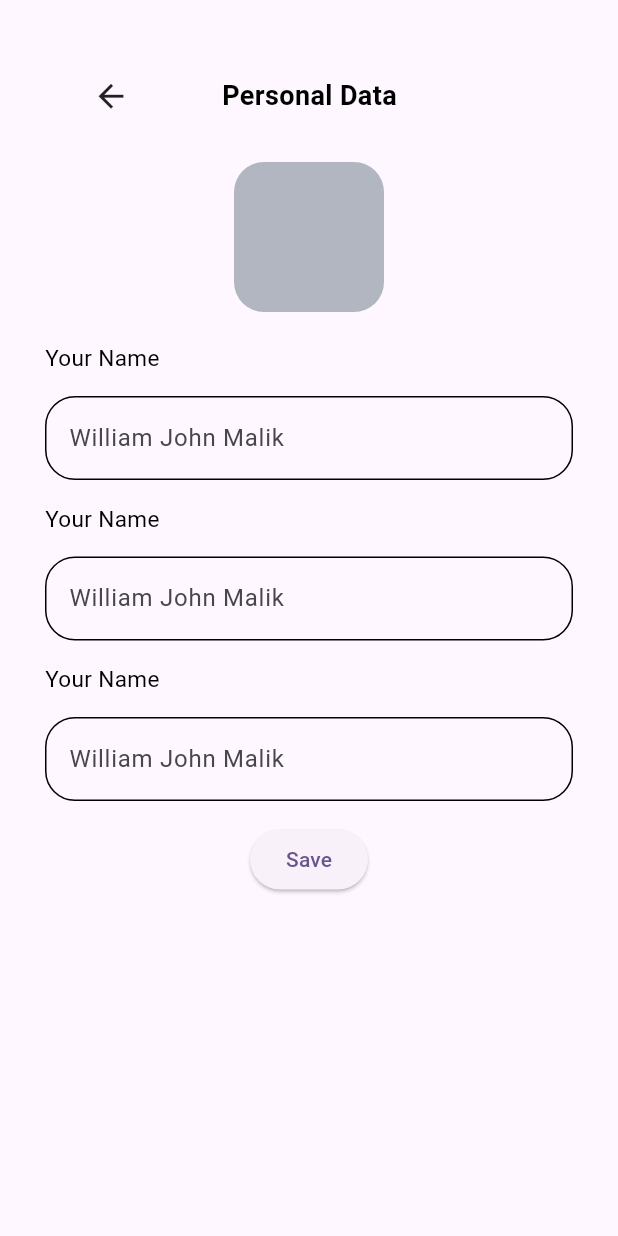
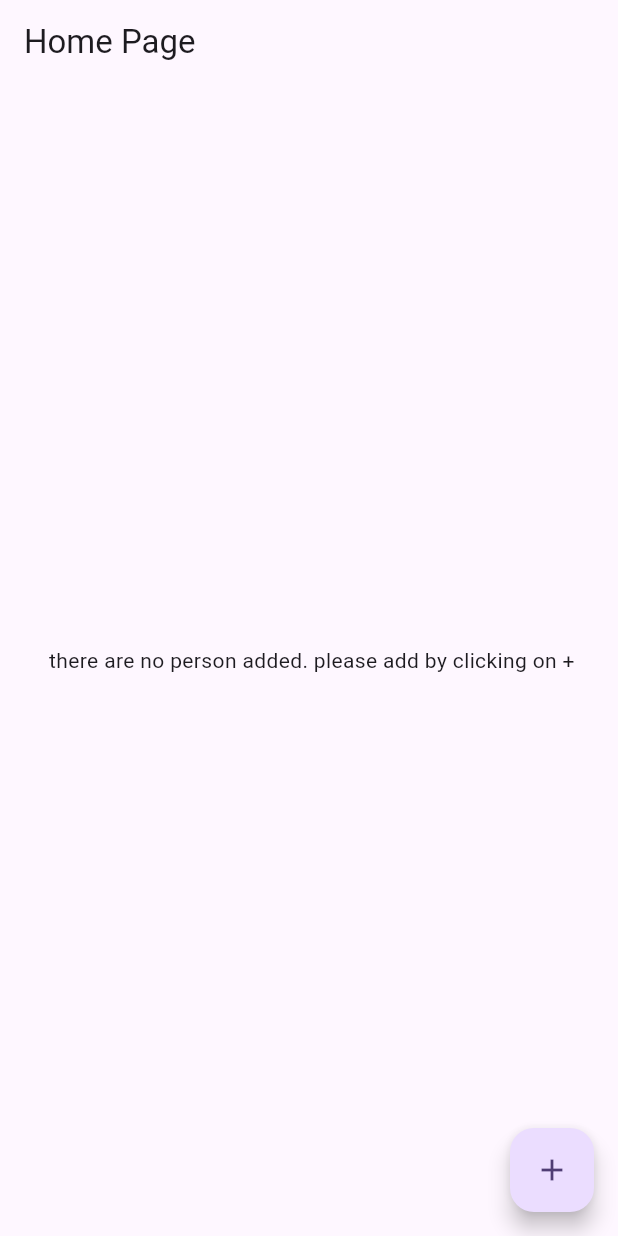
Before and after one commit to gitXsoni/local_database, a Flutter app: the screen it shows after launch, on a phone screen of 412 x 824 dp. Run offline on Flutter 3.47's test engine with Material 2 defaults, Android fonts, the light colour scheme and no system bars; our stand-ins replace drift; accounts and stored records are empty; generated files the repository leaves out were written again.

Commit message:
fetch and create done

```diff
--- a/lib/main.dart
+++ b/lib/main.dart
@@ -1,5 +1,9 @@
 import 'package:database_class/screens/person_screen.dart';
+import 'package:database_class/view_models/person_view_model.dart';
 import 'package:flutter/material.dart';
+import 'package:provider/provider.dart';
+
+import 'screens/home_screen.dart';
 
 void main() {
   runApp(const MyApp());
@@ -11,7 +15,12 @@ class MyApp extends StatelessWidget {
   // This widget is the root of your application.
   @override
   Widget build(BuildContext context) {
-    return MaterialApp(
+    return MultiProvider(
+      providers: [
+        ChangeNotifierProvider<PersonViewModel>(
+            create: (_) => PersonViewModel())
+      ],
+      child: MaterialApp(
         title: 'Flutter Demo',
         theme: ThemeData(
           // This is the theme of your application.
@@ -32,8 +41,9 @@ class MyApp extends StatelessWidget {
           colorScheme: ColorScheme.fromSeed(seedColor: Colors.deepPurple),
           useMaterial3: true,
         ),
-      home: PersonScreen(),
+        home: HomeScreen(),
         debugShowCheckedModeBanner: false,
+      ),
     );
   }
 }
--- a/lib/repository/demo_repository.dart
+++ b/lib/repository/demo_repository.dart
@@ -2,21 +2,42 @@ import 'package:database_class/models/app_db.dart';
 
 class PersonDataRepo {
   MyDb db = MyDb();
+
+  fetchAllPersons() async {
+    try {
+      return await db.select(db.person).get();
+    } catch (e) {
+      print("Unabel to fetch because of $e");
+    }
+  }
+
+  fetchPersonById(int id) async {
+    return await (db.select(db.person)..where((tbl) => tbl.id.equals(id)))
+        .getSingle()
+        .then((value) => print("Successfully Fetched person data"))
+        .onError((error, stackTrace) => print("error obtained successfully"));
+  }
 
   addPerson(PersonCompanion person) async {
     await db
         .into(db.person)
         .insert(person)
         .then((value) => print('Successfully added'))
-        .onError((error, stackTrace) => print('Unable to add person data'));
+        .onError((error, stackTrace) =>
+            print('Unable to add person data because of $error'));
   }
+
   updatePerson(PersonCompanion person) async {
-    await db.update(db.person).replace(person)
+    await db
+        .update(db.person)
+        .replace(person)
         .then((value) => print('Successfully updated'))
         .onError((error, stackTrace) => print('Unable to update person data'));
   }
+
   deletePerson(int id) async {
-    await (db.delete(db.person)..where((tbl) => tbl.id.equals(id))).go()
+    await (db.delete(db.person)..where((tbl) => tbl.id.equals(id)))
+        .go()
         .then((value) => print('Successfully deleted'))
         .onError((error, stackTrace) => print('Unable to delete person data'));
   }
--- /dev/null
+++ b/lib/screens/home_screen.dart
@@ -0,0 +1,102 @@
+import 'package:database_class/screens/person_screen.dart';
+import 'package:database_class/view_models/person_view_model.dart';
+import 'package:database_class/widgets/person_card.dart';
+import 'package:flutter/material.dart';
+import 'package:provider/provider.dart';
+
+class HomeScreen extends StatefulWidget {
+  const HomeScreen({super.key});
+
+  @override
+  State<HomeScreen> createState() => _PersonDataState();
+}
+
+class _PersonDataState extends State<HomeScreen> {
+  @override
+  Widget build(BuildContext context) {
+    return SafeArea(
+      child: Scaffold(
+          appBar: AppBar(
+            title: Text("Home Page"),
+          ),
+          floatingActionButton: FloatingActionButton(
+            onPressed: () {
+              Navigator.push(
+                  context, MaterialPageRoute(builder: (_) => PersonScreen()));
+            },
+            child: Icon(Icons.add),
+          ),
+          body: Consumer<PersonViewModel>(
+            builder: (_, personViewModel, __) {
+              // personViewModel.fetchAllPerson();
+
+              if (personViewModel.personList.isEmpty) {
+                return const Center(
+                  child: Text(
+                      " there are no person added. please add by clicking on +"),
+                );
+              } else {
+                return ListView.builder(
+                    itemCount: personViewModel.personList.length,
+                    itemBuilder: (context, index) => Personcard(
+                          phoneNumber:
+                              personViewModel.personList[index].phoneNumber,
+                          personName: personViewModel.personList[index].name,
+                          personAddress:
+                              personViewModel.personList[index].address,
+                        ));
+              }
+            },
+          )
+          // body: Column(
+          //   children: [
+          //     Padding(
+          //       padding: const EdgeInsets.symmetric(horizontal: 30, vertical: 40),
+          //       child: Container(
+          //         width: MediaQuery.of(context).size.width,
+          //         height: MediaQuery.of(context).size.height * 0.7,
+          //         child: Column(
+          //           children: [
+          //             Row(
+          //               children: [
+          //                 MaterialButton(
+          //                   onPressed: () {
+          //                     Navigator.push(
+          //                         context,
+          //                         MaterialPageRoute(
+          //                             builder: (context) => PersonScreen()));
+          //                   },
+          //                   child: Icon(
+          //                     Icons.arrow_back,
+          //                     size: 25,
+          //                   ),
+          //                 ),
+          //                 SizedBox(
+          //                   width: 40,
+          //                 ),
+          //                 Text(
+          //                   "Person Data",
+          //                   style: TextStyle(
+          //                       color: Colors.black,
+          //                       fontSize: 18,
+          //                       fontWeight: FontWeight.bold),
+          //                 ),
+          //               ],
+          //             ),
+          //             SizedBox(
+          //               height: 20,
+          //             ),
+
+          //             SizedBox(
+          //               height: 20,
+          //             ),
+          //           ],
+          //         ),
+          //       ),
+          //     )
+          //   ],
+          // ),
+          ),
+    );
+  }
+}
--- a/lib/screens/person_screen.dart
+++ b/lib/screens/person_screen.dart
@@ -1,5 +1,11 @@
-import 'package:database_class/screens/person_data.dart';
+import 'package:database_class/models/app_db.dart';
+import 'package:database_class/repository/demo_repository.dart';
+import 'package:database_class/screens/home_screen.dart';
+import 'package:database_class/view_models/person_view_model.dart';
+import 'package:database_class/widgets/custom_text_field.dart';
+import 'package:drift/drift.dart' as d;
 import 'package:flutter/material.dart';
+import 'package:provider/provider.dart';
 
 class PersonScreen extends StatefulWidget {
   const PersonScreen({super.key});
@@ -9,6 +15,11 @@ class PersonScreen extends StatefulWidget {
 }
 
 class _PersonScreenState extends State<PersonScreen> {
+  TextEditingController _nameController = TextEditingController();
+  TextEditingController _phoneController = TextEditingController();
+  TextEditingController _collegeController = TextEditingController();
+  TextEditingController _addressController = TextEditingController();
+
   @override
   Widget build(BuildContext context) {
     return SafeArea(
@@ -28,10 +39,10 @@ class _PersonScreenState extends State<PersonScreen> {
                         children: [
                           MaterialButton(
                             onPressed: () {
-                              Navigator.push(
-                                  context,
-                                  MaterialPageRoute(
-                                      builder: (context) => PersonData()));
+                              // Navigator.push(
+                              //     context,
+                              //     MaterialPageRoute(
+                              //         builder: (context) => PersonData()));
                             },
                             child: Icon(
                               Icons.arrow_back,
@@ -66,71 +77,65 @@ class _PersonScreenState extends State<PersonScreen> {
                       Column(
                         crossAxisAlignment: CrossAxisAlignment.start,
                         children: [
-                          Text(
-                            "Your Name",
-                            style: TextStyle(
-                              color: Colors.black,
-                              fontSize: 15,
-                            ),
+                          CustomTextField(
+                            controller: _nameController,
+                            labelText: "Name",
                           ),
-                          SizedBox(
-                            height: 15,
+                          CustomTextField(
+                            controller: _addressController,
+                            labelText: "Address",
                           ),
-                          TextFormField(
-                            decoration: InputDecoration(
-                                enabledBorder: OutlineInputBorder(
-                                    borderRadius: BorderRadius.circular(20)),
-                                labelText: "William John Malik"),
+                          CustomTextField(
+                            controller: _phoneController,
+                            labelText: "Phone",
                           ),
-                          SizedBox(
-                            height: 15,
+                          CustomTextField(
+                            controller: _collegeController,
+                            labelText: "College Name",
                           ),
-                          Text(
-                            "Your Name",
-                            style: TextStyle(
-                              color: Colors.black,
-                              fontSize: 15,
-                            ),
-                          ),
-                          SizedBox(
-                            height: 15,
-                          ),
-                          TextFormField(
-                            decoration: InputDecoration(
-                                enabledBorder: OutlineInputBorder(
-                                    borderRadius: BorderRadius.circular(20)),
-                                labelText: "William John Malik"),
-                          ),
-                          SizedBox(
-                            height: 15,
-                          ),
-                          Text(
-                            "Your Name",
-                            style: TextStyle(
-                              color: Colors.black,
-                              fontSize: 15,
-                            ),
-                          ),
-                          SizedBox(
-                            height: 15,
-                          ),
-                          TextFormField(
-                            decoration: InputDecoration(
-                                enabledBorder: OutlineInputBorder(
-                                    borderRadius: BorderRadius.circular(20)),
-                                labelText: "William John Malik"),
-                          ),
-                          SizedBox(
-                            height: 15,
-                          ),
+                          // TextFormField(
+                          //   decoration: InputDecoration(
+                          //       enabledBorder: OutlineInputBorder(
+                          //           borderRadius: BorderRadius.circular(20)),
+                          //       labelText: "William John Malik"),
+                          // ),
+                          // TextFormField(
+                          //   decoration: InputDecoration(
+                          //       enabledBorder: OutlineInputBorder(
+                          //           borderRadius: BorderRadius.circular(20)),
+                          //       labelText: "William John Malik"),
+                          // ),
+                          // TextFormField(
+                          //   decoration: InputDecoration(
+                          //       enabledBorder: OutlineInputBorder(
+                          //           borderRadius: BorderRadius.circular(20)),
+                          //       labelText: "William John Malik"),
+                          // ),
                         ],
                       ),
                       ElevatedButton(
-                          onPressed: () {
-                            Navigator.push(
-                                context,
-                                MaterialPageRoute(
-                                    builder: (context) => PersonData()));
+                          onPressed: () async{
+                            PersonCompanion person = PersonCompanion(
+                                name: d.Value(_nameController.text),
+                                address: d.Value(_addressController.text),
+                                phoneNumber:
+                                    d.Value(int.parse(_phoneController.text)),
+                                college: d.Value(_collegeController.text),
+                                isPassed: d.Value(true));
+
+                           await PersonDataRepo().addPerson(person);
+
+                           await Provider.of<PersonViewModel>(context, listen: false)
+                                .fetchAllPerson();
+                            Navigator.pop(
+                              context,
+                            );
+
+
+                            // Navigator.push(
+                            //     context,
+                            //     MaterialPageRoute(
+                            //         builder: (context) => PersonData()));
                           },
                           child: Text("Save"))
                     ],
--- /dev/null
+++ b/lib/view_models/person_view_model.dart
@@ -0,0 +1,27 @@
+import 'package:database_class/repository/demo_repository.dart';
+import 'package:flutter/material.dart';
+
+import '../models/app_db.dart';
+
+class PersonViewModel extends ChangeNotifier {
+  PersonViewModel() {
+    fetchAllPerson();
+  }
+  PersonDataRepo personDataRepo = PersonDataRepo();
+  List<PersonData> _personList = [];
+  List<PersonData> get personList => _personList;
+
+  fetchAllPerson() async {
+    _personList = await personDataRepo.fetchAllPersons();
+
+    print("Fetched Successfully");
+    print(_personList);
+    notifyListeners();
+  }
+
+  // refreshPersonData() async {
+  //   _personList = await personDataRepo.fetchAllPersons();
+
+  //   notifyListeners();
+  // }
+}
--- a/pubspec.yaml
+++ b/pubspec.yaml
@@ -39,6 +39,7 @@ dependencies:
   sqlite3_flutter_libs: ^0.5.0
   path_provider: ^2.0.0
   path: ^1.8.3
+  provider: ^6.0.5
 
 
 dev_dependencies:
```
Also changed, not shown: lib/screens/person_data.dart (deleted, +0 -102 lines), lib/widgets/custom_text_field.dart (added, +21 -0 lines), lib/widgets/person_card.dart (added, +51 -0 lines), pubspec.lock. Lines whose indentation alone changed are shown as unchanged.
